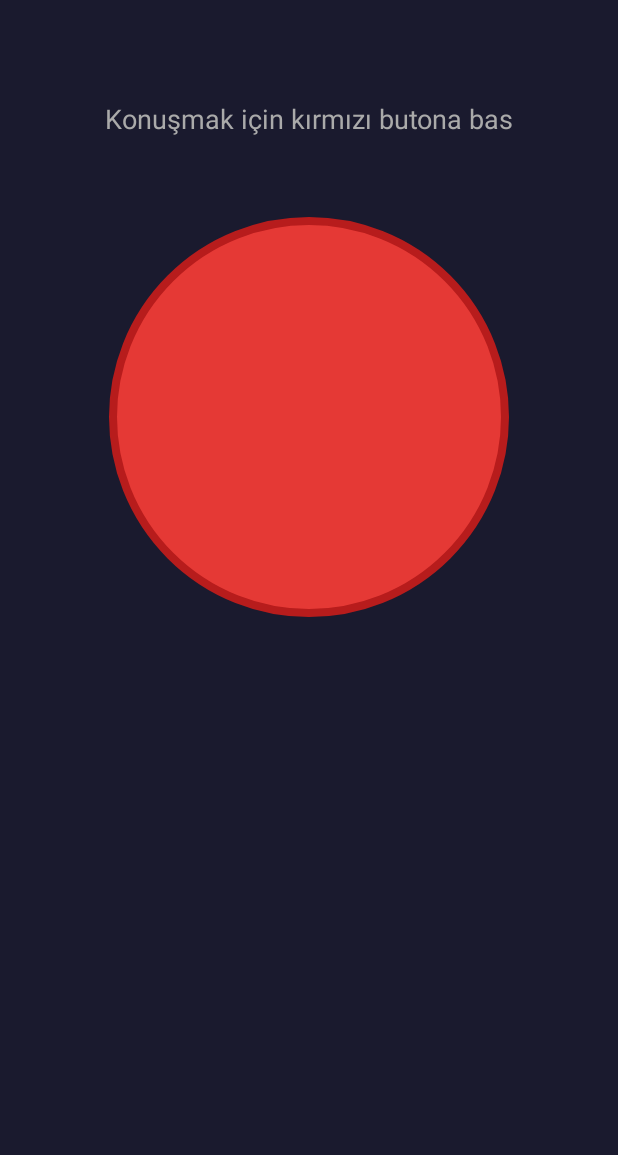
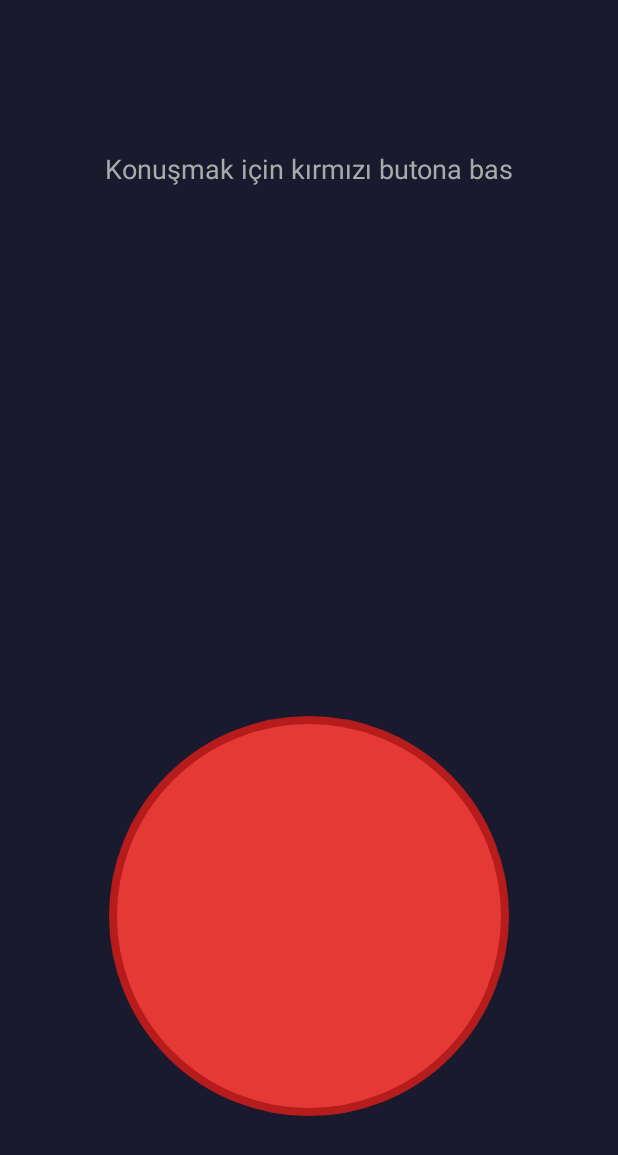
Before and after one commit to glanduin/sesli-test, an Android app: the screen it shows after launch (MainActivity), on a phone screen of 412 x 824 dp. Shown: the top 1155 px of the screen. Run offline under Robolectric (Android 15) with nearby library versions, the phone set to English and light mode, and no system bars.

Commit message:
Butonu ekranin altina tasi

```diff
--- a/app/src/main/java/com/example/seslitest/MainActivity.kt
+++ b/app/src/main/java/com/example/seslitest/MainActivity.kt
@@ -34,11 +34,16 @@ class MainActivity : Activity() {
     override fun onCreate(savedInstanceState: Bundle?) {
         super.onCreate(savedInstanceState)
 
-        val anaLayout = LinearLayout(this).apply {
+        // Ana çerçeve (üst üste yerleştirme)
+        val anaLayout = FrameLayout(this).apply {
+            setBackgroundColor(Color.parseColor("#1a1a2e"))
+        }
+
+        // Üst kısımdaki yazılar için dikey düzen
+        val ustLayout = LinearLayout(this).apply {
             orientation = LinearLayout.VERTICAL
             gravity = Gravity.CENTER_HORIZONTAL
-            setPadding(50, 100, 50, 50)
-            setBackgroundColor(Color.parseColor("#1a1a2e"))
+            setPadding(50, 150, 50, 50)
         }
 
         durumYazisi = TextView(this).apply {
@@ -46,12 +51,27 @@ class MainActivity : Activity() {
             textSize = 18f
             setTextColor(Color.parseColor("#aaaaaa"))
             gravity = Gravity.CENTER
-            setPadding(0, 0, 0, 80)
+            setPadding(0, 0, 0, 60)
         }
 
+        sonucYazisi = TextView(this).apply {
+            text = ""
+            textSize = 22f
+            setTextColor(Color.WHITE)
+            gravity = Gravity.CENTER
+            setPadding(0, 40, 0, 0)
+        }
+
+        ustLayout.addView(durumYazisi)
+        ustLayout.addView(sonucYazisi)
+
+        // Kırmızı yuvarlak buton - ekranın altına sabitlenmiş
         buton = View(this).apply {
             val boyut = 400
-            layoutParams = FrameLayout.LayoutParams(boyut, boyut)
+            layoutParams = FrameLayout.LayoutParams(boyut, boyut).apply {
+                gravity = Gravity.BOTTOM or Gravity.CENTER_HORIZONTAL
+                bottomMargin = 120
+            }
             background = GradientDrawable().apply {
                 shape = GradientDrawable.OVAL
                 setColor(Color.parseColor("#e53935"))
@@ -60,19 +80,11 @@ class MainActivity : Activity() {
             isClickable = true
         }
 
-        sonucYazisi = TextView(this).apply {
-            text = ""
-            textSize = 22f
-            setTextColor(Color.WHITE)
-            gravity = Gravity.CENTER
-            setPadding(0, 100, 0, 0)
-        }
-
-        anaLayout.addView(durumYazisi)
+        anaLayout.addView(ustLayout)
         anaLayout.addView(buton)
-        anaLayout.addView(sonucYazisi)
         setContentView(anaLayout)
 
+        // İzin kontrolü
         if (ContextCompat.checkSelfPermission(this, Manifest.permission.RECORD_AUDIO)
             != PackageManager.PERMISSION_GRANTED) {
             ActivityCompat.requestPermissions(
```
